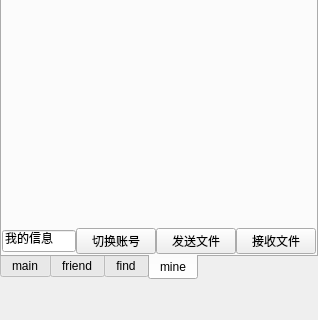
Above: homepage.ui from GhostsLYB/Client before the change; both pictures show x 0 to 318 and y 160 to 480 of the 318 by 480 pixel window. Below: the same form after it.
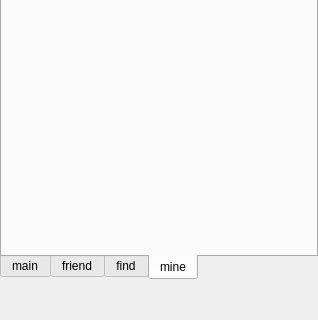
That is the form after the change. The open tabs and pages were chosen to show the change. Custom widgets are drawn as their Qt base class.

Commit message: 添加：登陆自动下载好友头像，聊天界面信息显示优化

```diff
--- a/homepage.ui
+++ b/homepage.ui
@@ -197,7 +197,7 @@
             </property>
             <item>
              <widget class="QWidget" name="wid_mine" native="true">
-              <layout class="QVBoxLayout" name="verticalLayout_2" stretch="10,1">
+              <layout class="QVBoxLayout" name="verticalLayout_2" stretch="10">
                <property name="spacing">
                 <number>0</number>
                </property>
@@ -216,47 +216,6 @@
                <item>
                 <widget class="QWidget" name="wid_mine_2" native="true"/>
                </item>
-               <item>
-                <layout class="QHBoxLayout" name="horizontalLayout">
-                 <property name="spacing">
-                  <number>0</number>
-                 </property>
-                 <item>
-                  <widget class="QLineEdit" name="le_fileName">
-                   <property name="minimumSize">
-                    <size>
-                     <width>70</width>
-                     <height>0</height>
-                    </size>
-                   </property>
-                   <property name="text">
-                    <string>我的信息</string>
-                   </property>
-                  </widget>
-                 </item>
-                 <item>
-                  <widget class="QPushButton" name="btn_exit">
-                   <property name="text">
-                    <string>切换账号</string>
-                   </property>
-                  </widget>
-                 </item>
-                 <item>
-                  <widget class="QPushButton" name="btn_sendFile">
-                   <property name="text">
-                    <string>发送文件</string>
-                   </property>
-                  </widget>
-                 </item>
-                 <item>
-                  <widget class="QPushButton" name="btn_recvFile">
-                   <property name="text">
-                    <string>接收文件</string>
-                   </property>
-                  </widget>
-                 </item>
-                </layout>
-               </item>
               </layout>
              </widget>
             </item>
```
Left out of the diff: 2 changed lines with no effect on the pictures. The commit also changes 22 other files.
